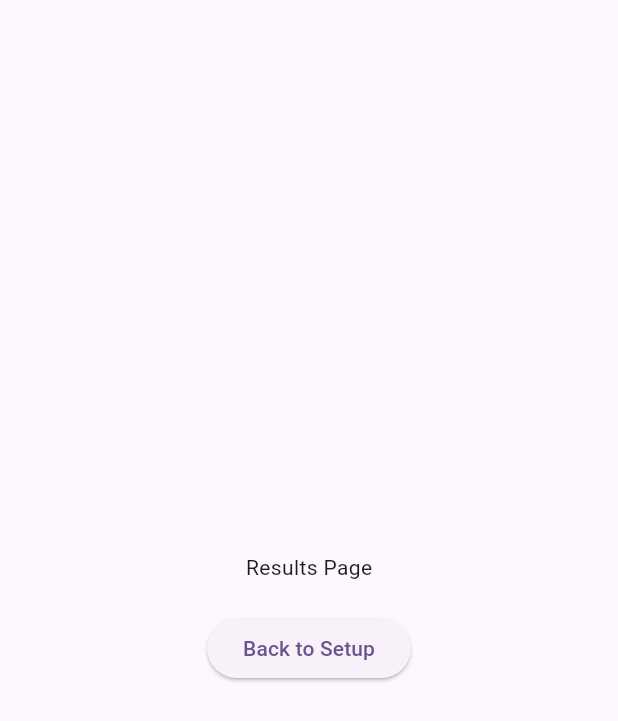
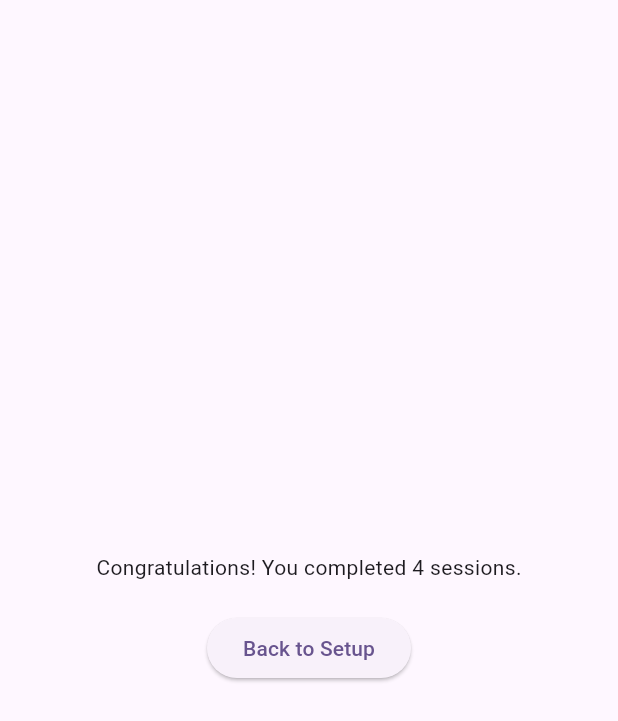
Before and after one commit to CareerDelTorro/pomodoro-coffee, a Flutter app: the ResultsPage screen opened by its route, on a phone screen of 412 x 824 dp. Shown: the top 721 px of the screen. Run offline on Flutter 3.47's test engine with Material 3 defaults, Android fonts, the phone set to English and light mode, and no system bars.

Commit message:
add total session num in the results page

```diff
--- a/lib/pages/results_page.dart
+++ b/lib/pages/results_page.dart
@@ -1,4 +1,6 @@
 import 'package:flutter/material.dart';
+import 'package:pomodoro_coffee/app_state.dart';
+import 'package:provider/provider.dart';
 
 class ResultsPage extends StatelessWidget {
   const ResultsPage({super.key});
@@ -11,7 +13,9 @@ class ResultsPage extends StatelessWidget {
         child: Column(
           mainAxisAlignment: MainAxisAlignment.center,
           children: [
-            Text('Results Page'),
+            Text(
+              'Congratulations! You completed ${Provider.of<AppState>(context, listen: false).numSessionsTotal} sessions.',
+            ),
             SizedBox(height: 20),
             ElevatedButton(
               onPressed: () {
```
